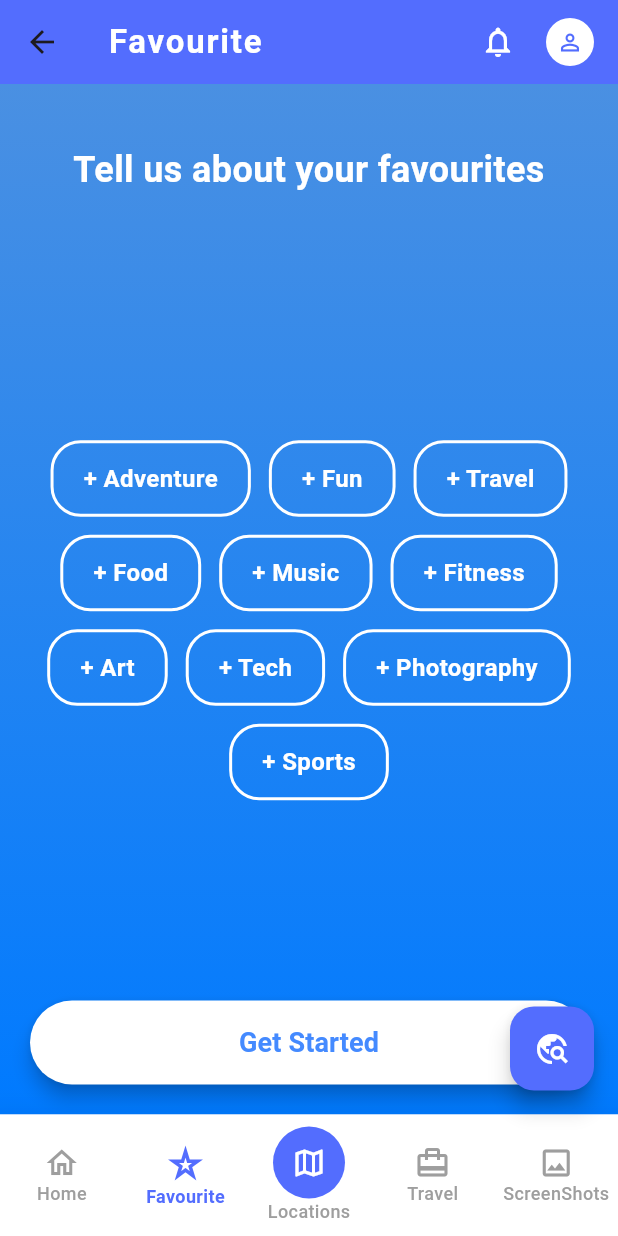
After one commit to yohanmanohara/tourmate, a Flutter app: the MainLayout screen opened by its route, item 2 of the bottom bar chosen, on a phone screen of 412 x 824 dp. The commit adds this screen. Run offline on Flutter 3.47's test engine with Material 3 defaults, Android fonts, the phone set to English and light mode, and no system bars; our stand-ins replace cloud_firestore, dio, dots_indicator, firebase_auth, firebase_core, firebase_storage and 12 more; missing offline and left inert: mailer; accounts and stored records are empty.

```diff
--- /dev/null
+++ b/lib/screen/FavouritePage.dart
@@ -0,0 +1,135 @@
+import 'package:flutter/material.dart';
+
+class FavouritePage extends StatefulWidget {
+  const FavouritePage({super.key});
+
+  @override
+  _PreferenceScreenState createState() => _PreferenceScreenState();
+}
+
+class _PreferenceScreenState extends State<FavouritePage> {
+  final List<String> categories = [
+    'Adventure', 'Fun', 'Travel', 'Food', 'Music',
+    'Fitness', 'Art', 'Tech', 'Photography', 'Sports'
+  ];
+  final Set<String> selectedCategories = {};
+
+  @override
+  Widget build(BuildContext context) {
+    return Scaffold(
+      body: Container(
+        decoration: const BoxDecoration(
+          gradient: LinearGradient(
+            colors: [Color(0xFF4A90E2), Color(0xFF007AFF)],
+            begin: Alignment.topCenter,
+            end: Alignment.bottomCenter,
+          ),
+        ),
+        child: SafeArea(
+          child: Padding(
+            padding: const EdgeInsets.all(20.0),
+            child: Column(
+              crossAxisAlignment: CrossAxisAlignment.center,
+              children: [
+                // Logo (Top Left)
+
+                const SizedBox(height: 20),
+
+                // Title
+                const Text(
+                  'Tell us about your favourites',
+                  style: TextStyle(
+                    fontSize: 24,
+                    fontWeight: FontWeight.bold,
+                    color: Colors.white,
+                  ),
+                  textAlign: TextAlign.center,
+                ),
+                const SizedBox(height: 30),
+
+                // Categories (Dynamically Positioned)
+                Expanded(
+                  child: Align(
+                    alignment: Alignment.center,
+                    child: Wrap(
+                      spacing: 12,
+                      runSpacing: 12,
+                      alignment: WrapAlignment.center,
+                      children: categories
+                          .map((category) => _buildCategoryButton(category))
+                          .toList(),
+                    ),
+                  ),
+                ),
+
+                // Get Started Button
+                SizedBox(
+                  width: double.infinity,
+                  child: ElevatedButton(
+                    style: ElevatedButton.styleFrom(
+                      backgroundColor: Colors.white,
+                      foregroundColor: Colors.blueAccent,
+                      padding: const EdgeInsets.symmetric(vertical: 15),
+                      shape: RoundedRectangleBorder(
+                        borderRadius: BorderRadius.circular(30),
+                      ),
+                      elevation: 5,
+                    ),
+                    onPressed: () {
+                      // Handle selected categories
+                      print('Selected: $selectedCategories');
+                    },
+                    child: const Text(
+                      'Get Started',
+                      style: TextStyle(fontSize: 18, fontWeight: FontWeight.bold),
+                    ),
+                  ),
+                ),
+              ],
+            ),
+          ),
+        ),
+      ),
+    );
+  }
+
+  // Beautiful Category Button Widget
+  Widget _buildCategoryButton(String category) {
+    final isSelected = selectedCategories.contains(category);
+    return GestureDetector(
+      onTap: () {
+        setState(() {
+          isSelected
+              ? selectedCategories.remove(category)
+              : selectedCategories.add(category);
+        });
+      },
+      child: AnimatedContainer(
+        duration: const Duration(milliseconds: 300),
+        padding: const EdgeInsets.symmetric(vertical: 12, horizontal: 20),
+        decoration: BoxDecoration(
+          color: isSelected ? Colors.white : Colors.transparent,
+          border: Border.all(color: Colors.white, width: 2),
+          borderRadius: BorderRadius.circular(20),
+          boxShadow: isSelected
+              ? [
+                  BoxShadow(
+                    color: Colors.black.withOpacity(0.2),
+                    blurRadius: 6,
+                    spreadRadius: 2,
+                  )
+                ]
+              : [],
+        ),
+        child: Text(
+          '+ $category',
+          style: TextStyle(
+            color: isSelected ? Colors.blueAccent : Colors.white,
+            fontWeight: FontWeight.bold,
+            fontSize: 16,
+          ),
+        ),
+      ),
+    );
+  }
+}
--- a/lib/screen/main_layout.dart
+++ b/lib/screen/main_layout.dart
@@ -5,7 +5,7 @@ import 'package:flutter/material.dart';
 import 'package:http/http.dart' as http;
 import 'dart:convert';
 import 'home_page.dart';
-import 'camera_page.dart';
+import 'FavouritePage.dart';
 import 'travel.dart';
 import '../widgets/appbar.dart';
 import 'map.dart';
@@ -36,16 +36,16 @@ class _MainLayoutState extends State<MainLayout> {
 
   final List<Widget> _screens = [
     HomePage(),
-    ARMapScreen(),
-    CameraPage(),
+    FavouritePage(),
+    MapScreen(),
     TravelPage(),
     GalleryScreen(),
   ];
 
   final List<String> _titles = [
     'TourMate',
-    'Map',
-    'AR Mode',
+    'Favourite',
+    'Explore Destinations',
     'Travel',
     'ScreenShots',
   ];
@@ -205,7 +205,7 @@ class _MainLayoutState extends State<MainLayout> {
                       Container(
                         padding: EdgeInsets.all(10),
                         decoration: BoxDecoration(
-                          color: Colors.deepPurpleAccent,
+                          color: Colors.indigoAccent,
                           borderRadius: BorderRadius.vertical(
                             top: Radius.circular(12)),
                         ),
@@ -255,7 +255,7 @@ class _MainLayoutState extends State<MainLayout> {
                             ),
                             IconButton(
                               icon: Icon(Icons.send,
-                                color: Colors.deepPurpleAccent),
+                                color: Colors.indigoAccent),
                               onPressed: _sendMessage,
                             ),
                           ],
@@ -271,7 +271,7 @@ class _MainLayoutState extends State<MainLayout> {
       bottomNavigationBar: BottomNavigationBar(
         currentIndex: _currentIndex,
         onTap: (index) => setState(() => _currentIndex = index),
-        selectedItemColor: Colors.deepPurpleAccent,
+        selectedItemColor: Colors.indigoAccent,
         unselectedItemColor: Colors.grey,
         backgroundColor: Colors.white,
         type: BottomNavigationBarType.fixed,
@@ -286,7 +286,7 @@ class _MainLayoutState extends State<MainLayout> {
         ),
         selectedIconTheme: IconThemeData(
           size: 28,
-          color: Colors.deepPurpleAccent,
+          color: Colors.indigoAccent,
         ),
         unselectedIconTheme: IconThemeData(
           size: 24,
@@ -299,20 +299,22 @@ class _MainLayoutState extends State<MainLayout> {
             label: "Home",
           ),
           BottomNavigationBarItem(
-            icon: Icon(Icons.map_outlined),
-            activeIcon: Icon(Icons.map),
-            label: "Map",
+            icon: Icon(Icons.star_border_rounded),
+            activeIcon: Icon(Icons.star_border_purple500),
+            label: "Favourite",
           ),
           BottomNavigationBarItem(
             icon: Container(
               decoration: BoxDecoration(
-                color: Colors.indigo,
+                color: Colors.indigoAccent,
                 shape: BoxShape.circle,
               ),
               padding: EdgeInsets.all(12.0),
-              child: Icon(Icons.camera_alt_rounded, color: Colors.white),
+              child: Icon(Icons.map_outlined,
+              color: Colors.white),
+
             ),
-            label: "Camera",
+            label: "Locations",
           ),
           BottomNavigationBarItem(
             icon: Icon(Icons.card_travel),
@@ -333,7 +335,9 @@ class _MainLayoutState extends State<MainLayout> {
         children: [
           FloatingActionButton(
             onPressed: _toggleChat,
-            backgroundColor: Colors.deepPurpleAccent,
+
+            backgroundColor: Colors.indigoAccent,
+
             heroTag: 'chatButton',
             child: Icon(Icons.travel_explore, color: Colors.white),
           ),
@@ -356,7 +360,9 @@ class _MainLayoutState extends State<MainLayout> {
       )
     : FloatingActionButton(
         onPressed: _toggleChat,
-        backgroundColor: Colors.deepPurpleAccent,
+
+        backgroundColor: Colors.indigoAccent,
+
         heroTag: 'chatButton',
         child: Icon(Icons.travel_explore, color: Colors.white),
       ),
--- a/lib/widgets/appbar.dart
+++ b/lib/widgets/appbar.dart
@@ -46,7 +46,7 @@ class BeautifulAppBar extends StatelessWidget implements PreferredSizeWidget {
         ),
       ),
       backgroundColor: Colors.indigoAccent,
-      elevation: 4,
+
       actions: [
         // Add notification icon
         IconButton(
```
Also changed, not shown: lib/screen/camera_page.dart (deleted, +0 -325 lines), lib/screen/map.dart (+7 -17 lines).
